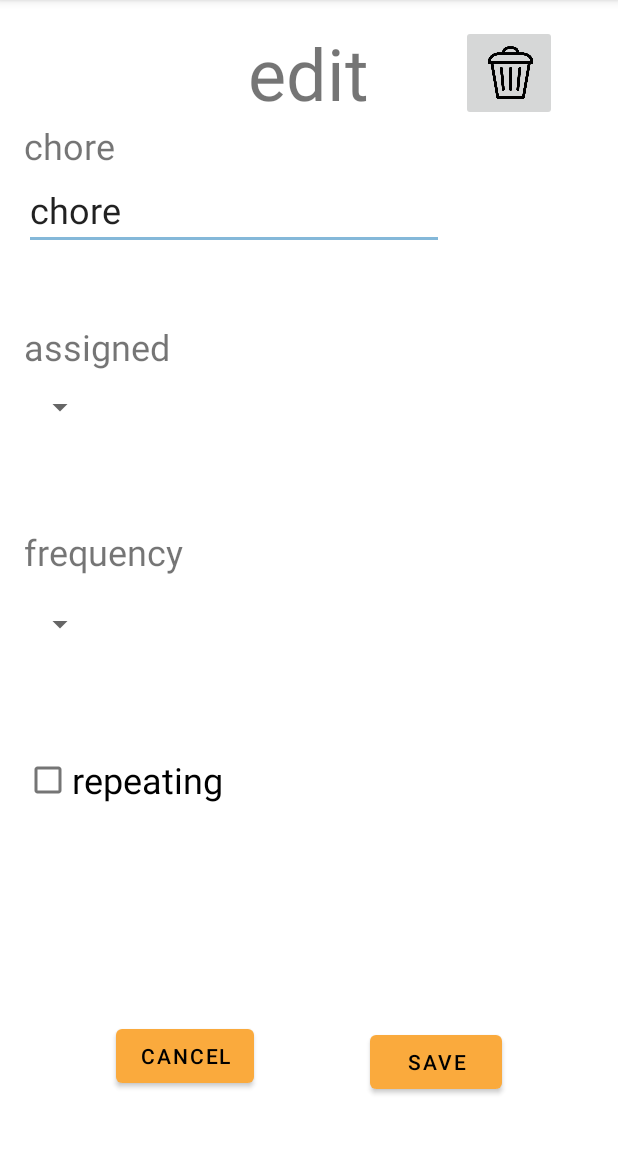
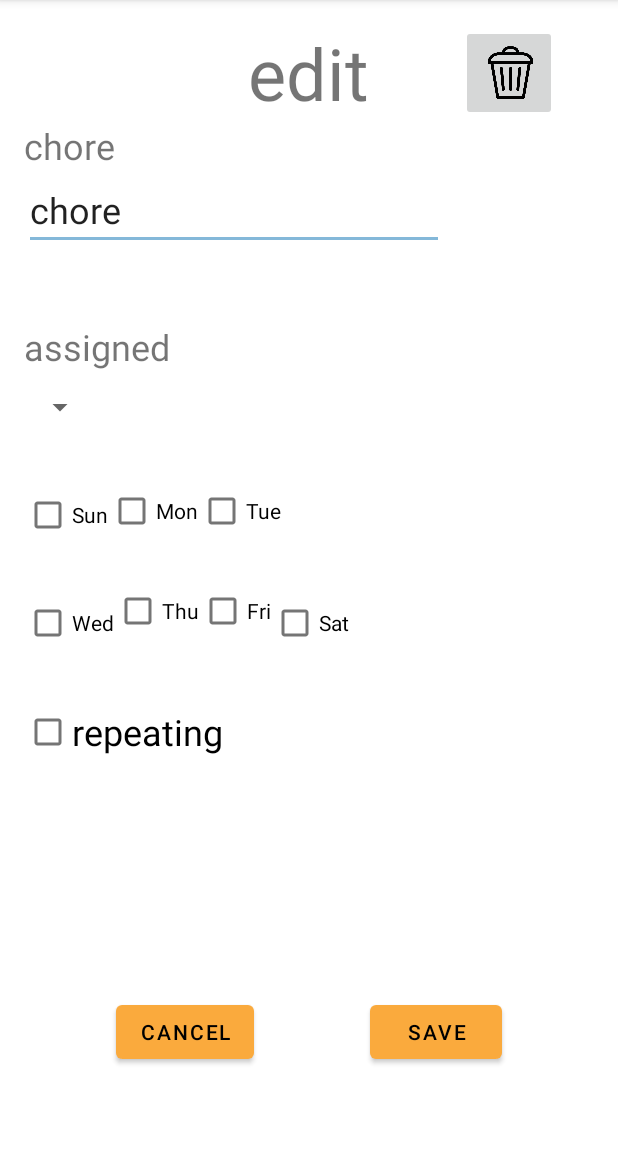
Before and after one commit to ReillyJFarrell/DivvyUp, an Android app: the EditChoreActivity screen opened directly, with no data from a screen before it, on a phone screen of 412 x 824 dp, the part 84-1236 px from its top. Run offline under Robolectric (Android 15) with nearby library versions, the light colour scheme and no system bars; our stand-ins replace Firebase (no records; nobody signed in at launch, a user with empty details on screens opened directly).

Commit message:
edit chore activity (does not yet edit DB)

```diff
--- a/app/src/main/java/neu/madcourse/divvyup/EditChoreActivity.java
+++ b/app/src/main/java/neu/madcourse/divvyup/EditChoreActivity.java
@@ -3,12 +3,53 @@ package neu.madcourse.divvyup;
 import androidx.appcompat.app.AppCompatActivity;
 
 import android.os.Bundle;
+import android.view.View;
+import android.widget.Button;
+import android.widget.CheckBox;
+import android.widget.EditText;
+import android.widget.Spinner;
+
+import com.google.firebase.database.DatabaseReference;
+import com.google.firebase.database.FirebaseDatabase;
 
 public class EditChoreActivity extends AppCompatActivity {
+
+    EditText choreName;
+    Spinner assignedSpinner;
 
     @Override
     protected void onCreate(Bundle savedInstanceState) {
         super.onCreate(savedInstanceState);
         setContentView(R.layout.activity_edit_chore);
+
+        choreName = findViewById(R.id.choreNameEditView);
+        // need to read from DB
+        assignedSpinner = findViewById(R.id.assignedSpinner);
+
+        CheckBox sunday = findViewById(R.id.sundayCheckbox);
+        CheckBox monday = findViewById(R.id.mondayCheckbox);
+        CheckBox tuesday = findViewById(R.id.tuesdayCheckbox);
+        CheckBox wednesday = findViewById(R.id.wednesdayCheckbox);
+        CheckBox thursday = findViewById(R.id.thursdayCheckbox);
+        CheckBox friday = findViewById(R.id.fridayCheckbox);
+        CheckBox saturday = findViewById(R.id.saturdayCheckbox);
+
+        CheckBox repeating = findViewById(R.id.repeatingCheckBox);
+
+
+        Button saveButton = findViewById(R.id.saveButton);
+        saveButton.setOnClickListener(new View.OnClickListener() {
+            @Override
+            public void onClick(View view) {
+                saveChore();
+            }
+        });
+    }
+
+    // TODO: add an ID as param (need to figure out the data type)
+    private void saveChore() {
+        DatabaseReference mDatabase = FirebaseDatabase.getInstance().getReference();
+        // save data
+        // mDatabase.child("chores")
     }
 }
--- a/app/src/main/res/layout/activity_edit_chore.xml
+++ b/app/src/main/res/layout/activity_edit_chore.xml
@@ -6,28 +6,79 @@
     android:layout_height="match_parent"
     tools:context=".EditChoreActivity">
 
-    <Spinner
-        android:id="@+id/frequencySpinner"
+    <CheckBox
+        android:id="@+id/tuesdayCheckbox"
+        android:layout_width="wrap_content"
+        android:layout_height="wrap_content"
+        android:text="Tue"
+        app:layout_constraintBottom_toTopOf="@+id/thursdayCheckbox"
+        app:layout_constraintEnd_toEndOf="parent"
+        app:layout_constraintHorizontal_bias="0.5"
+        app:layout_constraintStart_toEndOf="@+id/mondayCheckbox"
+        app:layout_constraintTop_toBottomOf="@+id/assignedSpinner"
+        app:layout_constraintVertical_bias="0.529" />
+
+    <CheckBox
+        android:id="@+id/sundayCheckbox"
         android:layout_width="wrap_content"
         android:layout_height="wrap_content"
         android:layout_marginStart="16dp"
-        android:minHeight="48dp"
+        android:text="Sun"
+        app:layout_constraintBottom_toTopOf="@+id/wednesdayCheckbox"
+        app:layout_constraintEnd_toStartOf="@+id/mondayCheckbox"
+        app:layout_constraintHorizontal_bias="0.0"
+        app:layout_constraintHorizontal_chainStyle="packed"
+        app:layout_constraintStart_toStartOf="parent"
+        app:layout_constraintTop_toBottomOf="@+id/assignedSpinner" />
+
+    <CheckBox
+        android:id="@+id/saturdayCheckbox"
+        android:layout_width="wrap_content"
+        android:layout_height="wrap_content"
+        android:text="Sat"
         app:layout_constraintBottom_toTopOf="@+id/repeatingCheckBox"
-        app:layout_constraintStart_toStartOf="parent"
-        app:layout_constraintTop_toBottomOf="@+id/frequencyTextView"
-        tools:ignore="SpeakableTextPresentCheck" />
+        app:layout_constraintEnd_toEndOf="parent"
+        app:layout_constraintHorizontal_bias="0.5"
+        app:layout_constraintStart_toEndOf="@+id/fridayCheckbox"
+        app:layout_constraintTop_toBottomOf="@+id/sundayCheckbox" />
 
-    <TextView
-        android:id="@+id/frequencyTextView"
+    <CheckBox
+        android:id="@+id/fridayCheckbox"
+        android:layout_width="wrap_content"
+        android:layout_height="wrap_content"
+        android:layout_marginTop="16dp"
+        android:text="Fri"
+        app:layout_constraintBottom_toTopOf="@+id/repeatingCheckBox"
+        app:layout_constraintEnd_toStartOf="@+id/saturdayCheckbox"
+        app:layout_constraintHorizontal_bias="0.5"
+        app:layout_constraintStart_toEndOf="@+id/thursdayCheckbox"
+        app:layout_constraintTop_toBottomOf="@+id/sundayCheckbox"
+        app:layout_constraintVertical_bias="0.0" />
+
+    <CheckBox
+        android:id="@+id/thursdayCheckbox"
+        android:layout_width="wrap_content"
+        android:layout_height="wrap_content"
+        android:layout_marginTop="16dp"
+        android:text="Thu"
+        app:layout_constraintEnd_toStartOf="@+id/fridayCheckbox"
+        app:layout_constraintHorizontal_bias="0.5"
+        app:layout_constraintStart_toEndOf="@+id/wednesdayCheckbox"
+        app:layout_constraintTop_toBottomOf="@+id/sundayCheckbox" />
+
+    <CheckBox
+        android:id="@+id/wednesdayCheckbox"
         android:layout_width="wrap_content"
         android:layout_height="wrap_content"
         android:layout_marginStart="16dp"
-        android:layout_marginTop="48dp"
-        android:text="@string/frequency"
-        android:textSize="24sp"
-        app:layout_constraintBottom_toTopOf="@+id/frequencySpinner"
+        android:text="Wed"
+        app:layout_constraintBottom_toTopOf="@+id/repeatingCheckBox"
+        app:layout_constraintEnd_toStartOf="@+id/thursdayCheckbox"
+        app:layout_constraintHorizontal_bias="0.0"
+        app:layout_constraintHorizontal_chainStyle="packed"
         app:layout_constraintStart_toStartOf="parent"
-        app:layout_constraintTop_toBottomOf="@+id/assignedSpinner" />
+        app:layout_constraintTop_toBottomOf="@+id/sundayCheckbox"
+        app:layout_constraintVertical_bias="0.499" />
 
     <TextView
         android:id="@+id/assignedTextView"
@@ -48,11 +99,11 @@
         android:layout_marginTop="16dp"
         android:text="@string/edit"
         android:textSize="48sp"
+        app:layout_constraintBottom_toTopOf="@+id/choreNameTextView"
         app:layout_constraintEnd_toEndOf="parent"
         app:layout_constraintHorizontal_bias="0.498"
         app:layout_constraintStart_toStartOf="parent"
-        app:layout_constraintTop_toTopOf="parent"
-        app:layout_constraintBottom_toTopOf="@+id/choreNameTextView"/>
+        app:layout_constraintTop_toTopOf="parent" />
 
     <TextView
         android:id="@+id/choreNameTextView"
@@ -76,7 +127,8 @@
         app:layout_constraintEnd_toEndOf="parent"
         app:layout_constraintHorizontal_bias="0.5"
         app:layout_constraintStart_toEndOf="@+id/cancelButton"
-        app:layout_constraintTop_toTopOf="@+id/cancelButton" />
+        app:layout_constraintTop_toTopOf="@+id/cancelButton"
+        app:layout_constraintVertical_bias="0.0" />
 
     <Button
         android:id="@+id/cancelButton"
@@ -118,13 +170,12 @@
         android:layout_width="wrap_content"
         android:layout_height="48dp"
         android:layout_marginStart="16dp"
-        android:layout_marginTop="48dp"
         android:layout_marginBottom="128dp"
         android:text="@string/repeating"
         android:textSize="24sp"
         app:layout_constraintBottom_toTopOf="@+id/cancelButton"
         app:layout_constraintStart_toStartOf="parent"
-        app:layout_constraintTop_toBottomOf="@+id/frequencySpinner" />
+        app:layout_constraintTop_toBottomOf="@+id/wednesdayCheckbox" />
 
     <ImageButton
         android:id="@+id/deleteChoreButton"
@@ -139,4 +190,16 @@
         app:layout_constraintStart_toEndOf="@+id/editTitleTextView"
         app:layout_constraintTop_toTopOf="@+id/editTitleTextView"
         app:srcCompat="@drawable/trash_icon" />
+
+    <CheckBox
+        android:id="@+id/mondayCheckbox"
+        android:layout_width="wrap_content"
+        android:layout_height="wrap_content"
+        android:text="Mon"
+        app:layout_constraintBottom_toTopOf="@+id/thursdayCheckbox"
+        app:layout_constraintEnd_toStartOf="@+id/tuesdayCheckbox"
+        app:layout_constraintHorizontal_bias="0.5"
+        app:layout_constraintStart_toEndOf="@+id/sundayCheckbox"
+        app:layout_constraintTop_toBottomOf="@+id/assignedSpinner"
+        app:layout_constraintVertical_bias="0.529" />
 </androidx.constraintlayout.widget.ConstraintLayout>
```
